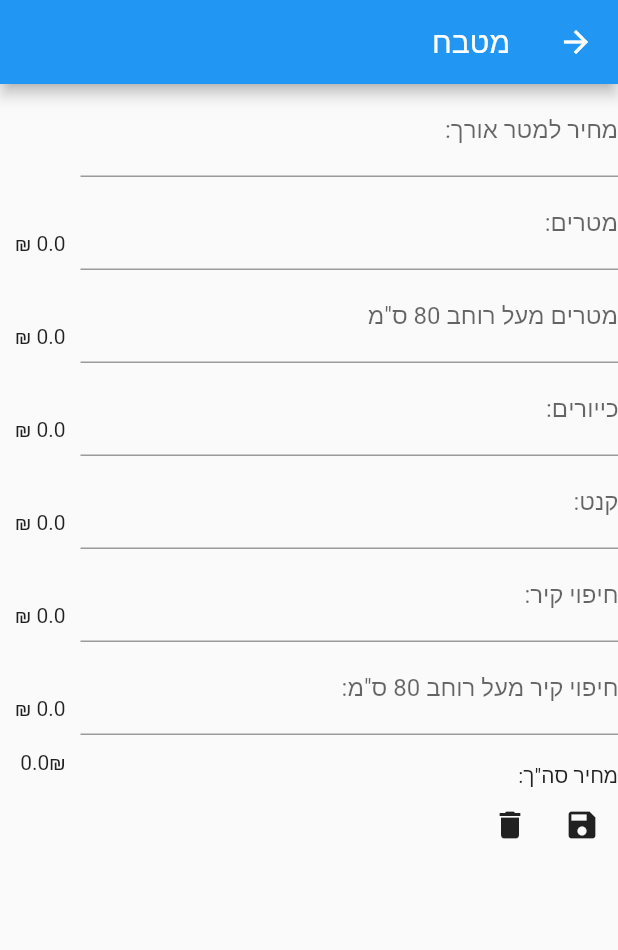
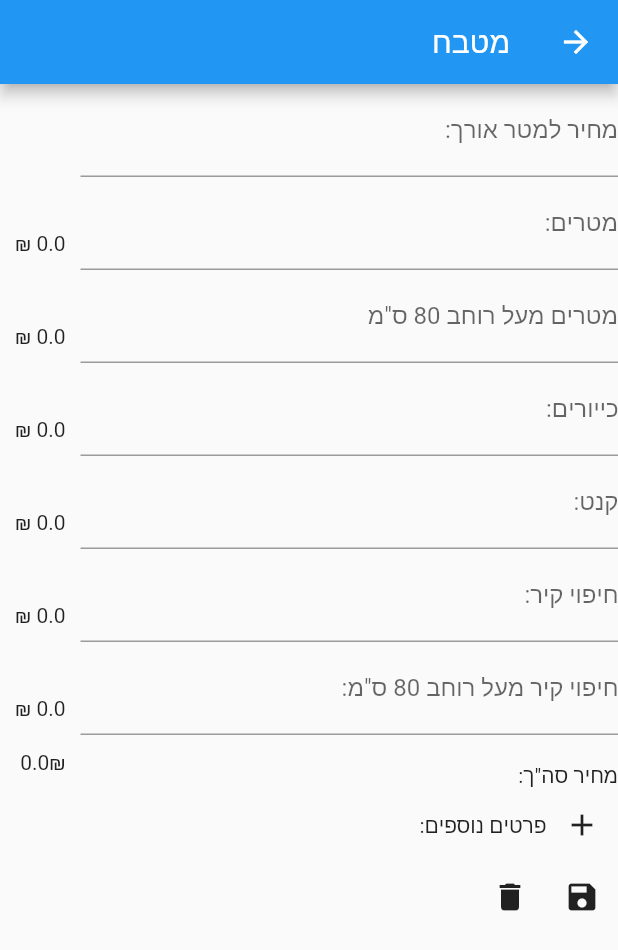
Before and after one commit to afiefh/marble, a Flutter app: the KitchenItemWidget screen opened directly, on a phone screen of 412 x 824 dp. Shown: the top 950 px of the screen. Run offline on Flutter 3.47's test engine with Material 2 defaults, Android fonts, the light colour scheme and no system bars; our stand-ins replace flutter_speed_dial, pdf, printing.

Commit message:
Additional items

```diff
--- /dev/null
+++ b/lib/additional_items.dart
@@ -0,0 +1,106 @@
+import 'package:flutter/material.dart';
+import 'package:marble/util.dart';
+
+import 'number_input.dart';
+
+class AdditionalItem {
+  AdditionalItem({required this.key, required this.name, required this.value});
+  final UniqueKey key;
+  String name;
+  double value;
+}
+
+class AdditionalItemsWidget extends StatefulWidget {
+  const AdditionalItemsWidget(this.additionalItemsController, {Key? key})
+      : super(key: key);
+
+  @override
+  State<StatefulWidget> createState() => _AdditionalItemsWidgetState();
+
+  final ValueNotifier<List<AdditionalItem>> additionalItemsController;
+}
+
+class _AdditionalItemsWidgetState extends State<AdditionalItemsWidget> {
+  get items => super.widget.additionalItemsController.value;
+
+  TableRow additionalItemToWidget(AdditionalItem item) {
+    return TableRow(
+      key: item.key,
+      children: [
+        IconButton(
+          icon: const Icon(Icons.delete),
+          tooltip: 'Delete',
+          onPressed: () {
+            setState(() {
+              super
+                  .widget
+                  .additionalItemsController
+                  .value
+                  .removeWhere((element) => element.key == item.key);
+            });
+          },
+        ),
+        TextFormField(
+          onChanged: (value) {
+            setState(() {
+              item.name = value;
+            });
+          },
+          readOnly: false,
+          autovalidateMode: AutovalidateMode.onUserInteraction,
+          initialValue: item.name,
+          decoration: const InputDecoration(
+            hintText: 'תיאור',
+          ),
+        ),
+        NumberInput(
+          value: item.value.toString(),
+          onChanged: (value) {
+            setState(() {
+              item.value = parseOrZero(value);
+            });
+          },
+          hintText: 'מחיר',
+          suffix: ' ₪',
+        ),
+      ],
+    );
+  }
+
+  @override
+  Widget build(BuildContext context) {
+    return Column(
+      children: [
+        Table(columnWidths: const <int, TableColumnWidth>{
+          0: IntrinsicColumnWidth(),
+          1: FlexColumnWidth(),
+          2: FlexColumnWidth(),
+        }, children: [
+          TableRow(children: [
+            IconButton(
+              icon: const Icon(Icons.add),
+              tooltip: 'Add',
+              onPressed: () {
+                var newitem =
+                    AdditionalItem(key: UniqueKey(), name: "", value: 0);
+                setState(() {
+                  super.widget.additionalItemsController.value.add(newitem);
+                });
+              },
+            ),
+            TableCell(
+                child: Text("פרטים נוספים: "),
+                verticalAlignment: TableCellVerticalAlignment.middle),
+            Container(),
+          ]),
+          ...super
+              .widget
+              .additionalItemsController
+              .value
+              .map((e) => additionalItemToWidget(e))
+              .toList(),
+        ]),
+      ],
+    );
+  }
+}
--- a/lib/kitchen_item.dart
+++ b/lib/kitchen_item.dart
@@ -2,6 +2,7 @@ import 'package:flutter/material.dart';
 import 'package:marble/util.dart';
 import 'package:pdf/widgets.dart' as pw;
 
+import 'additional_items.dart';
 import 'item.dart';
 import 'number_input.dart';
 
@@ -13,15 +14,19 @@ class KitchenItem extends BaseItem {
   double sinks;
   double wallCovering;
   double wallCoveringOver80;
+  List<AdditionalItem> additionalItems;
 
-  KitchenItem(super.key,
-      {this.pricePerMeter = 0,
-      this.meters = 0,
-      this.metersOver80 = 0,
-      this.edge = 0,
-      this.sinks = 0,
-      this.wallCovering = 0,
-      this.wallCoveringOver80 = 0});
+  KitchenItem(
+    super.key, {
+    this.pricePerMeter = 0,
+    this.meters = 0,
+    this.metersOver80 = 0,
+    this.edge = 0,
+    this.sinks = 0,
+    this.wallCovering = 0,
+    this.wallCoveringOver80 = 0,
+    required this.additionalItems,
+  });
 
   double metersPrice() {
     return pricePerMeter * meters;
@@ -47,13 +52,19 @@ class KitchenItem extends BaseItem {
     return wallCoveringOver80 * pricePerMeter * 2;
   }
 
+  double additionalItemsPrice() {
+    return additionalItems.fold(
+        0, (previousValue, element) => previousValue + element.value);
+  }
+
   double totalPrice() {
     return metersPrice() +
         metersOver80ResPrice() +
         sinkPrice() +
         edgePrice() +
         wallCoverPrice() +
-        wallCoverOver80Price();
+        wallCoverOver80Price() +
+        additionalItemsPrice();
   }
 
   @override
@@ -80,6 +91,9 @@ class KitchenItem extends BaseItem {
           const Text('חיפוי קיר מעל רוחב 80 ס"מ:'),
           Text("$wallCoveringOver80")
         ]),
+        ...additionalItems.map(
+          (e) => TableRow(children: [Text(e.name), Text(e.value.toString())]),
+        ),
         TableRow(children: [
           const Text('מחיר:'),
           Text(
@@ -134,6 +148,12 @@ class KitchenItem extends BaseItem {
           pw.Text("$wallCoveringOver80"),
           pw.Text(reverse('חיפוי קיר מעל רוחב 08 ס"מ:')),
         ]),
+        ...additionalItems.map(
+          (e) => pw.TableRow(children: [
+            pw.Text(e.value.toString()),
+            pw.Text(reverse(e.name))
+          ]),
+        ),
         pw.TableRow(children: [
           pw.Text(
             '${totalPrice()}₪',
@@ -163,14 +183,9 @@ class _KitchenItemWidgetState extends State<KitchenItemWidget> {
   final edgeController = TextEditingController();
   final wallCoveringController = TextEditingController();
   final wallCoveringOver80Controller = TextEditingController();
+  final additionalItemsController = ValueNotifier<List<AdditionalItem>>([]);
 
   late KitchenItem item;
-
-  double parseOrZero(String input) {
-    double? result = double.tryParse(input);
-    if (result == null) return 0;
-    return result;
-  }
 
   void _calculatePriceChanges() {
     // Get inputs
@@ -185,14 +200,14 @@ class _KitchenItemWidgetState extends State<KitchenItemWidget> {
         parseOrZero(wallCoveringOver80Controller.value.text);
 
     setState(() {
-      item = KitchenItem(item.key,
-          pricePerMeter: pricePerMeter,
-          meters: meters,
-          metersOver80: metersOver80,
-          sinks: sinks,
-          edge: edge,
-          wallCovering: wallCovering,
-          wallCoveringOver80: wallCoveringOver80);
+      item.pricePerMeter = pricePerMeter;
+      item.meters = meters;
+      item.metersOver80 = metersOver80;
+      item.sinks = sinks;
+      item.edge = edge;
+      item.wallCovering = wallCovering;
+      item.wallCoveringOver80 = wallCoveringOver80;
+      item.additionalItems = additionalItemsController.value;
     });
   }
 
@@ -205,6 +220,7 @@ class _KitchenItemWidgetState extends State<KitchenItemWidget> {
     edgeController.dispose();
     wallCoveringController.dispose();
     wallCoveringOver80Controller.dispose();
+    additionalItemsController.dispose();
     super.dispose();
   }
 
@@ -224,6 +240,7 @@ class _KitchenItemWidgetState extends State<KitchenItemWidget> {
     edgeController.text = zeroToEmpty(item.edge);
     wallCoveringController.text = zeroToEmpty(item.wallCovering);
     wallCoveringOver80Controller.text = zeroToEmpty(item.wallCoveringOver80);
+    additionalItemsController.value = item.additionalItems;
 
     // Start listening to changes.
     pricePerMeterController.addListener(_calculatePriceChanges);
@@ -233,6 +250,7 @@ class _KitchenItemWidgetState extends State<KitchenItemWidget> {
     edgeController.addListener(_calculatePriceChanges);
     wallCoveringController.addListener(_calculatePriceChanges);
     wallCoveringOver80Controller.addListener(_calculatePriceChanges);
+    additionalItemsController.addListener(_calculatePriceChanges);
   }
 
   @override
@@ -356,6 +374,7 @@ class _KitchenItemWidgetState extends State<KitchenItemWidget> {
                 ),
               ],
             ),
+            AdditionalItemsWidget(additionalItemsController),
             Row(
               children: [
                 IconButton(
--- a/lib/number_input.dart
+++ b/lib/number_input.dart
@@ -5,20 +5,20 @@ import 'package:flutter/services.dart';
 class NumberInput extends StatelessWidget {
   const NumberInput(
       {Key? key,
-      required this.label,
+      this.label,
       this.controller,
-      this.value,
       this.onChanged,
       this.error,
       this.icon,
       this.allowDecimal = false,
       this.hintText = '',
-      this.suffix = ''})
+      this.suffix = '',
+      this.value})
       : super(key: key);
 
   final TextEditingController? controller;
   final String? value;
-  final String label;
+  final String? label;
   final Function? onChanged;
   final String? error;
   final Widget? icon;
@@ -51,7 +51,7 @@ class NumberInput extends StatelessWidget {
       validator: numberValidator,
       autovalidateMode: AutovalidateMode.onUserInteraction,
       decoration: InputDecoration(
-          label: Text(label),
+          label: label != null ? Text(label!) : null,
           errorText: error,
           icon: icon,
           hintText: hintText,
--- a/lib/util.dart
+++ b/lib/util.dart
@@ -8,3 +8,9 @@ double roundDouble(double value, int places) {
 String reverse(String s) {
   return s.split('').reversed.join('');
 }
+
+double parseOrZero(String input) {
+  double? result = double.tryParse(input);
+  if (result == null) return 0;
+  return result;
+}
```
Also changed, not shown: lib/main.dart (+6 -3 lines), lib/stairs_item.dart (+31 -7 lines).
